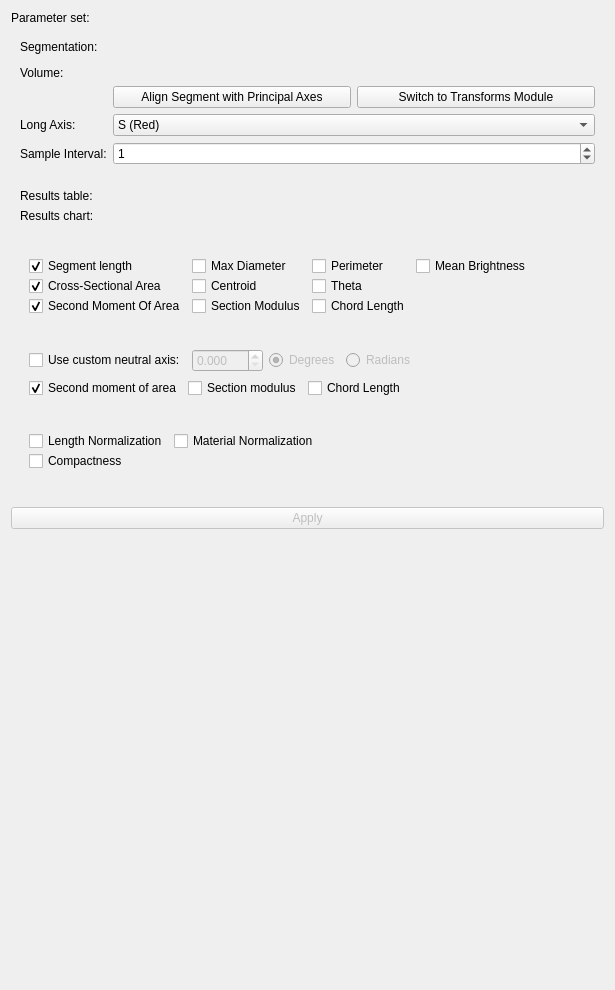
Qt form SegmentGeometry/Resources/UI/SegmentGeometry.ui (jmhuie/SlicerBiomech) before a commit.
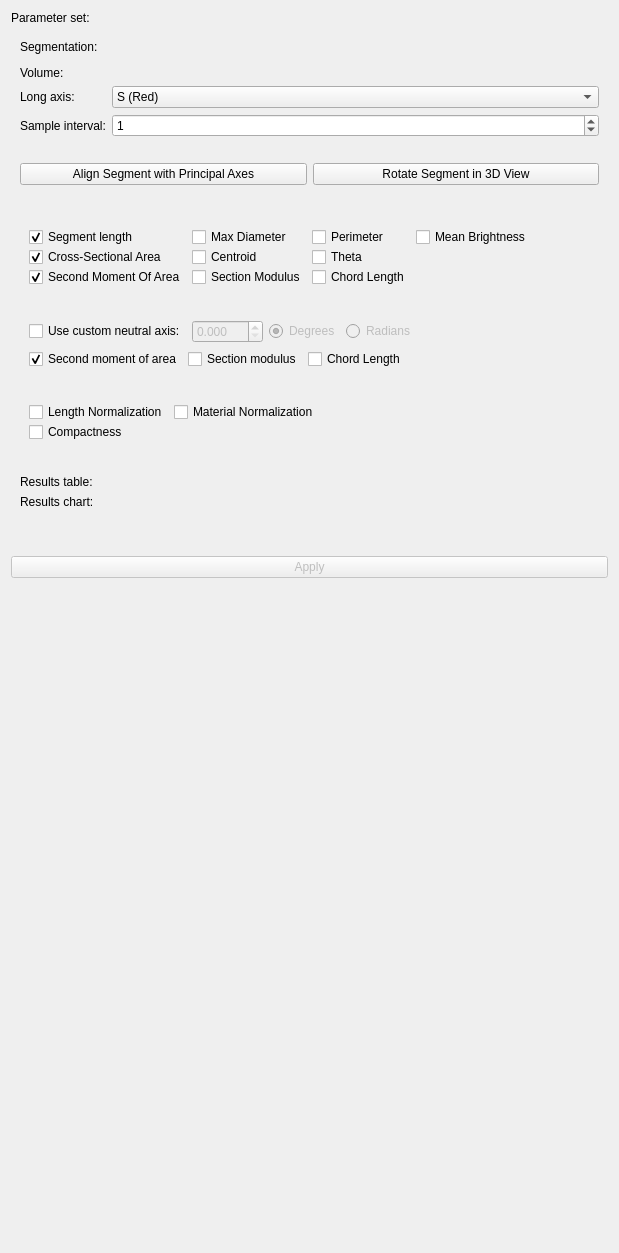
The same form after that commit. Custom widgets are drawn as their Qt base class.

Commit message: add interactive 3d rotation

The edit to the form file:
```diff
--- a/SegmentGeometry/Resources/UI/SegmentGeometry.ui
+++ b/SegmentGeometry/Resources/UI/SegmentGeometry.ui
@@ -6,8 +6,8 @@
    <rect>
     <x>0</x>
     <y>0</y>
-    <width>615</width>
-    <height>990</height>
+    <width>619</width>
+    <height>1253</height>
    </rect>
   </property>
   <property name="layoutDirection">
@@ -122,81 +122,10 @@
         </property>
        </widget>
       </item>
-      <item row="3" column="1">
-       <widget class="QFrame" name="frame_2">
-        <layout class="QGridLayout" name="gridLayout_6">
-         <property name="leftMargin">
-          <number>0</number>
-         </property>
-         <property name="topMargin">
-          <number>0</number>
-         </property>
-         <property name="rightMargin">
-          <number>0</number>
-         </property>
-         <property name="bottomMargin">
-          <number>0</number>
-         </property>
-         <property name="verticalSpacing">
-          <number>0</number>
-         </property>
-         <item row="2" column="1">
-          <widget class="QPushButton" name="PrincipalButton">
-           <property name="text">
-            <string>Align Segment with Principal Axes</string>
-           </property>
-           <property name="checkable">
-            <bool>false</bool>
-           </property>
-           <property name="checked">
-            <bool>false</bool>
-           </property>
-           <property name="autoRepeat">
-            <bool>false</bool>
-           </property>
-           <property name="autoDefault">
-            <bool>false</bool>
-           </property>
-           <property name="default">
-            <bool>false</bool>
-           </property>
-           <property name="flat">
-            <bool>false</bool>
-           </property>
-          </widget>
-         </item>
-         <item row="2" column="2">
-          <widget class="QPushButton" name="TransformsButton">
-           <property name="text">
-            <string>Switch to Transforms Module</string>
-           </property>
-           <property name="checkable">
-            <bool>false</bool>
-           </property>
-           <property name="checked">
-            <bool>false</bool>
-           </property>
-           <property name="autoRepeat">
-            <bool>false</bool>
-           </property>
-           <property name="autoDefault">
-            <bool>false</bool>
-           </property>
-           <property name="default">
-            <bool>false</bool>
-           </property>
-           <property name="flat">
-            <bool>false</bool>
-           </property>
-          </widget>
-         </item>
-        </layout>
-       </widget>
-      </item>
       <item row="5" column="0">
        <widget class="QLabel" name="label_3">
         <property name="text">
-         <string>Long Axis:</string>
+         <string>Long axis:</string>
         </property>
        </widget>
       </item>
@@ -225,7 +154,7 @@
       <item row="6" column="0">
        <widget class="QLabel" name="label_4">
         <property name="text">
-         <string>Sample Interval:</string>
+         <string>Sample interval:</string>
         </property>
        </widget>
       </item>
@@ -243,6 +172,97 @@
     </widget>
    </item>
    <item row="6" column="0" colspan="2">
+    <widget class="ctkCollapsibleButton" name="basicCollapsibleButton_3" native="true">
+     <property name="text" stdset="0">
+      <string>Transform Tools</string>
+     </property>
+     <property name="collapsed" stdset="0">
+      <bool>false</bool>
+     </property>
+     <layout class="QFormLayout" name="formLayout_4">
+      <item row="9" column="0" colspan="2">
+       <widget class="QFrame" name="frame_3">
+        <layout class="QGridLayout" name="gridLayout_7">
+         <property name="leftMargin">
+          <number>0</number>
+         </property>
+         <property name="topMargin">
+          <number>2</number>
+         </property>
+         <property name="rightMargin">
+          <number>0</number>
+         </property>
+         <property name="bottomMargin">
+          <number>0</number>
+         </property>
+         <property name="verticalSpacing">
+          <number>0</number>
+         </property>
+         <item row="2" column="0" colspan = "1">
+          <widget class="QPushButton" name="PrincipalButton">
+           <property name="text">
+            <string>Align Segment with Principal Axes</string>
+           </property>
+           <property name="checkable">
+            <bool>false</bool>
+           </property>
+           <property name="checked">
+            <bool>false</bool>
+           </property>
+           <property name="autoRepeat">
+            <bool>false</bool>
+           </property>
+           <property name="autoDefault">
+            <bool>false</bool>
+           </property>
+           <property name="default">
+            <bool>false</bool>
+           </property>
+           <property name="flat">
+            <bool>false</bool>
+           </property>
+          </widget>
+         </item>
+         <item row="2" column="1">
+          <widget class="QPushButton" name="Interactive3DButton">
+           <property name="text">
+            <string>Rotate Segment in 3D View</string>
+           </property>
+           <property name="checkable">
+            <bool>false</bool>
+           </property>
+           <property name="checked">
+            <bool>false</bool>
+           </property>
+           <property name="autoRepeat">
+            <bool>false</bool>
+           </property>
+           <property name="autoDefault">
+            <bool>false</bool>
+           </property>
+           <property name="default">
+            <bool>false</bool>
+           </property>
+           <property name="flat">
+            <bool>false</bool>
+           </property>
+          </widget>
+         </item>
+        </layout>
+       </widget>
+      </item>
+
+      <item row="14" column="0">
+       <widget class="Line" name="line_3">
+        <property name="orientation">
+         <enum>Qt::Horizontal</enum>
+        </property>
+       </widget>
+      </item>
+     </layout>
+    </widget>
+   </item>
+   <item row="8" column="0" colspan="2">
     <widget class="ctkCollapsibleButton" name="basicCollapsibleButton_2" native="true">
      <property name="enabled">
       <bool>true</bool>
@@ -331,6 +351,9 @@
         </property>
        </widget>
       </item>
+      <item row="3" column="0" colspan="2">
+       <widget class="QLabel" name="ResultsText"/>
+      </item>
      </layout>
     </widget>
    </item>
@@ -347,10 +370,10 @@
    <item row="13" column="0">
     <widget class="QWidget" name="widget" native="true"/>
    </item>
-   <item row="8" column="0" colspan="2">
+   <item row="7" column="0" colspan="2">
     <widget class="ctkCollapsibleButton" name="basicCollapsibleButton_3" native="true">
      <property name="text" stdset="0">
-      <string>Advanced</string>
+      <string>Computations</string>
      </property>
      <property name="collapsed" stdset="0">
       <bool>false</bool>
@@ -507,7 +530,7 @@
         <layout class="QFormLayout" name="formLayout_6">
          <item row="0" column="0">
           <widget class="QFrame" name="frame_4">
-           <layout class="QGridLayout" name="gridLayout_8">
+           <layout class="QGridLayout" name="gridLayout_11">
             <property name="leftMargin">
              <number>0</number>
             </property>
@@ -753,9 +776,6 @@
      </property>
     </widget>
    </item>
-   <item row="17" column="0" colspan="2">
-    <widget class="QLabel" name="ResultsText"/>
-   </item>
    <item row="18" column="0">
     <spacer name="verticalSpacer">
      <property name="orientation">
@@ -801,6 +821,11 @@
    <header>qMRMLSegmentSelectorWidget.h</header>
    <container>1</container>
   </customwidget>
+  <customwidget>
+   <class>ctkSliderWidget</class>
+   <extends>QWidget</extends>
+   <header>ctkSliderWidget.h</header>
+  </customwidget>
  </customwidgets>
  <resources/>
  <connections>
```
The commit also changes 2 other files.
